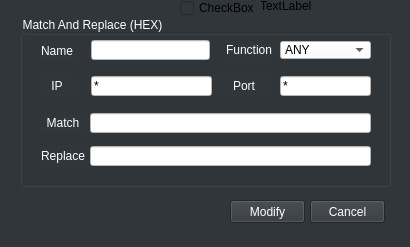
Before: the Qt Designer form Cataclysm_Version/friTCP/match_and_replace_modify.ui in Normaltic1018/friTCP, drawn with Qt 5.
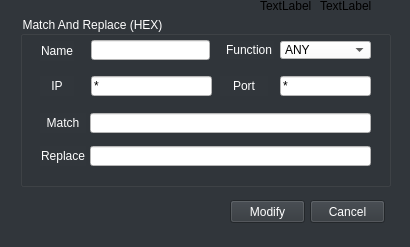
After: the same form once the commit is applied.

Commit message: [*] idx added & match_and_replace completed

Patch:
```diff
--- a/Cataclysm_Version/friTCP/match_and_replace_modify.ui
+++ b/Cataclysm_Version/friTCP/match_and_replace_modify.ui
@@ -1493,17 +1493,17 @@
      <string>TextLabel</string>
     </property>
    </widget>
-   <widget class="QCheckBox" name="use">
+   <widget class="QLabel" name="use">
     <property name="geometry">
      <rect>
-      <x>180</x>
+      <x>320</x>
       <y>0</y>
-      <width>81</width>
-      <height>16</height>
+      <width>56</width>
+      <height>12</height>
      </rect>
     </property>
     <property name="text">
-     <string>CheckBox</string>
+     <string>TextLabel</string>
     </property>
    </widget>
   </widget>
```
The commit also changes 11 other files.
